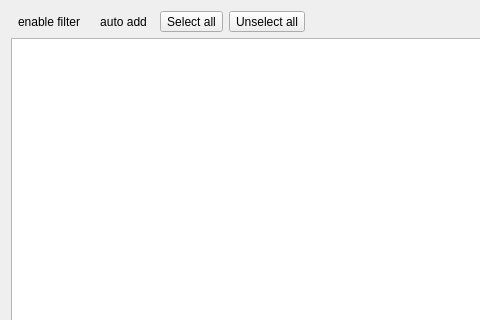
Old version of the form Viewer/src/SuiteItemWidget.ui in the repository ecmwf/ecflow; both pictures show x 0 to 480 and y 0 to 320 of the 564 by 470 pixel window.
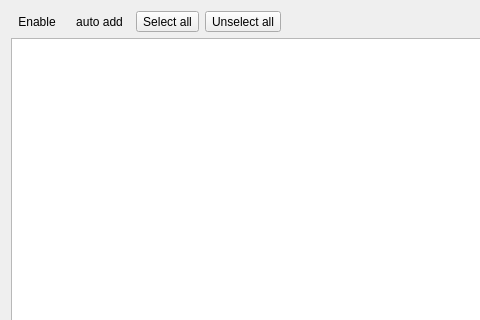
New version of the form. Icons and pictures are not drawn.

Diff of the .ui file:
```diff
--- a/Viewer/src/SuiteItemWidget.ui
+++ b/Viewer/src/SuiteItemWidget.ui
@@ -31,11 +31,18 @@
         <string>Enable suite filter</string>
        </property>
        <property name="text">
-        <string>enable filter</string>
+        <string>Enable</string>
+       </property>
+       <property name="icon">
+        <iconset resource="viewer.qrc">
+         <normaloff>:/viewer/filter_decor.svg</normaloff>:/viewer/filter_decor.svg</iconset>
        </property>
        <property name="checkable">
         <bool>true</bool>
        </property>
+       <property name="toolButtonStyle">
+        <enum>Qt::ToolButtonTextBesideIcon</enum>
+       </property>
        <property name="autoRaise">
         <bool>true</bool>
        </property>
```
Left out of the diff: 4 changed lines with no effect on the pictures.
